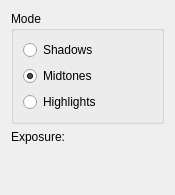
First picture: the form in plugins/filters/dodgeburn/DodgeBurnConfigurationBaseWidget.ui, repository KDE/krita, before the edit.
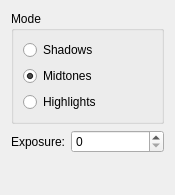
Second picture: the form after the edit. Custom widgets are drawn as their Qt base class.

Commit message:
ui: Fix Designer not rendering KisSliderSpinBox as QSpinBox
Part-of: <https://invent.kde.org/graphics/krita/-/merge_requests/1742>

Patch:
```diff
--- a/plugins/filters/dodgeburn/DodgeBurnConfigurationBaseWidget.ui
+++ b/plugins/filters/dodgeburn/DodgeBurnConfigurationBaseWidget.ui
@@ -99,7 +99,7 @@
  <customwidgets>
   <customwidget>
    <class>KisSliderSpinBox</class>
-   <extends>QWidget</extends>
+   <extends>QSpinBox</extends>
    <header>kis_slider_spin_box.h</header>
    <container>1</container>
   </customwidget>
```
The commit also changes 45 other files.
